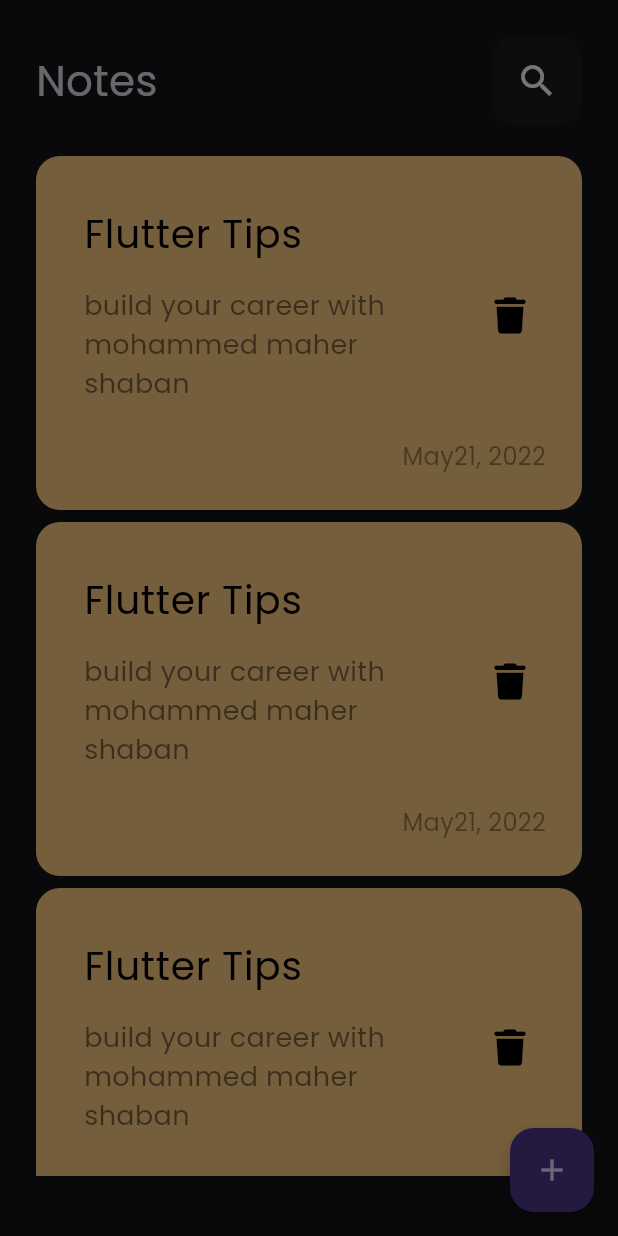
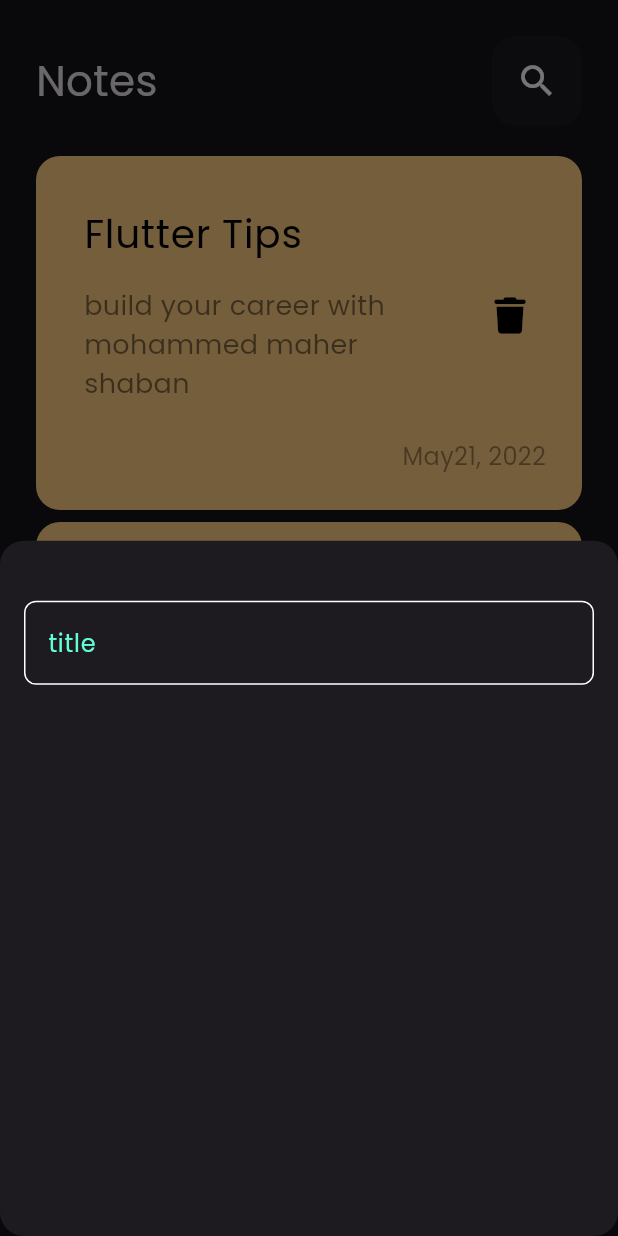
Before and after one commit to mohammedmaher3333333/notes_app, a Flutter app: the screen it shows after launch, after a tap on the "add" icon, on a phone screen of 412 x 824 dp. Run offline on Flutter 3.47's test engine with Material 3 defaults, Android fonts, the phone set to English and light mode, and no system bars; our stand-ins replace font_awesome_flutter.

Commit message:
create custom text field

```diff
--- /dev/null
+++ b/lib/constant.dart
@@ -0,0 +1,3 @@
+import 'package:flutter/material.dart';
+
+const kPrimaryColor =Color(0xff62FCD7);
--- a/lib/views/notes_view.dart
+++ b/lib/views/notes_view.dart
@@ -12,6 +12,9 @@ class NotesView extends StatelessWidget {
       floatingActionButton: FloatingActionButton(
         onPressed: () {
           showModalBottomSheet(
+            shape: RoundedRectangleBorder(
+              borderRadius: BorderRadius.circular(16),
+            ),
             context: context,
             builder: (context) => const AddNoteBottomSheet(),
           );
--- a/lib/views/widgets/add_note_bottom_sheet.dart
+++ b/lib/views/widgets/add_note_bottom_sheet.dart
@@ -1,12 +1,19 @@
 import 'package:flutter/material.dart';
+import 'package:notes_app/views/widgets/custom_text_field.dart';
 
 class AddNoteBottomSheet extends StatelessWidget {
   const AddNoteBottomSheet({super.key});
 
   @override
   Widget build(BuildContext context) {
-    return const Column(
-      children: [],
+    return const Padding(
+      padding: EdgeInsets.symmetric(horizontal: 16.0),
+      child: Column(
+        children: [
+          SizedBox(height: 40,),
+          CustomTextField(),
+        ],
+      ),
     );
   }
 }
--- /dev/null
+++ b/lib/views/widgets/custom_text_field.dart
@@ -0,0 +1,27 @@
+import 'package:flutter/material.dart';
+import 'package:notes_app/constant.dart';
+
+class CustomTextField extends StatelessWidget {
+  const CustomTextField({super.key});
+
+  @override
+  Widget build(BuildContext context) {
+    return TextField(
+      cursorColor: kPrimaryColor,
+      decoration: InputDecoration(
+        hintText: 'title',
+        hintStyle: const TextStyle(color: kPrimaryColor),
+        border: buildOutlineInputBorder(),
+        enabledBorder: buildOutlineInputBorder(),
+        focusedBorder: buildOutlineInputBorder(color: kPrimaryColor),
+      ),
+    );
+  }
+
+  OutlineInputBorder buildOutlineInputBorder({color}) {
+    return OutlineInputBorder(
+      borderRadius: BorderRadius.circular(8),
+      borderSide: BorderSide(color: color ?? Colors.white),
+    );
+  }
+}
```
